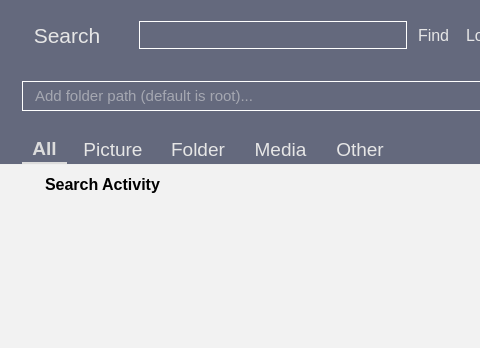
Before: the Qt Designer form app/search/search.ui in rahmanshaber/corebox, drawn with Qt 5; both pictures show x 0 to 480 and y 0 to 348 of the 689 by 493 pixel window.
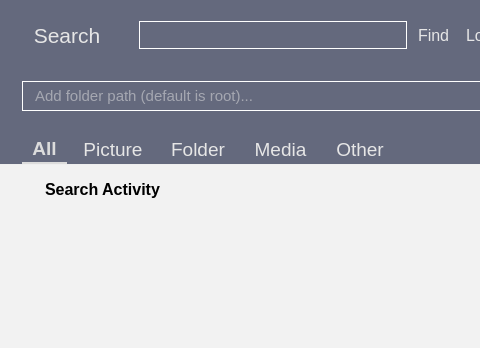
After: the same form once the commit is applied. Icons and pictures are not drawn.

```diff
--- a/app/search/search.ui
+++ b/app/search/search.ui
@@ -812,7 +812,7 @@
         <number>45</number>
        </property>
        <property name="topMargin">
-        <number>10</number>
+        <number>15</number>
        </property>
        <property name="rightMargin">
         <number>10</number>
```
